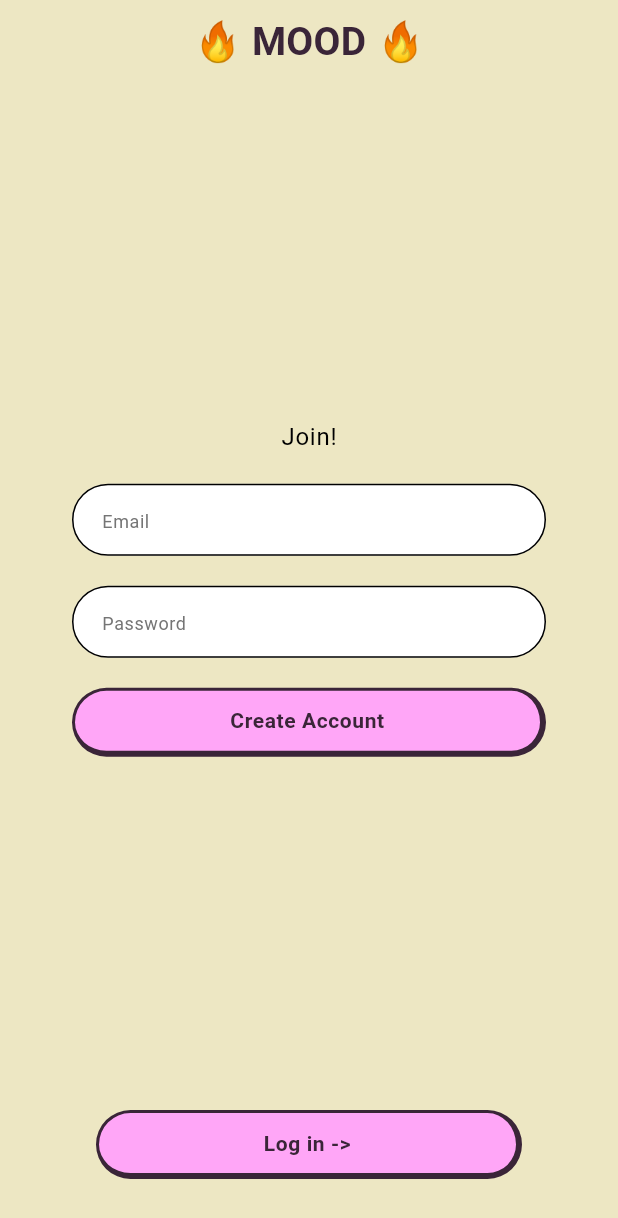
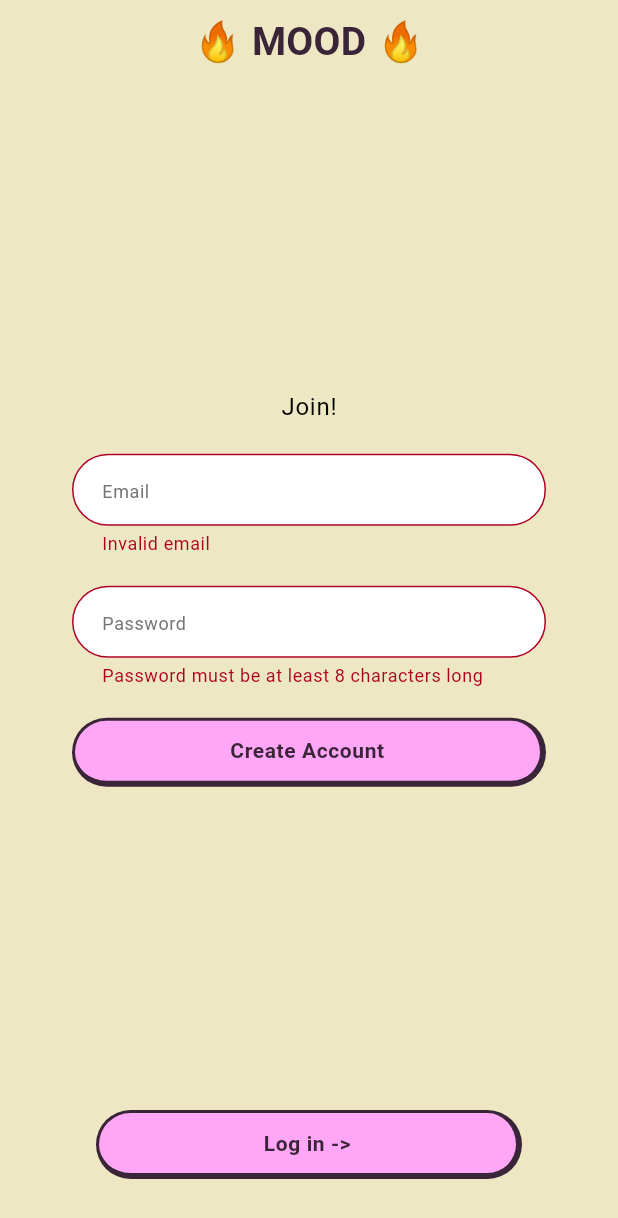
Before and after one commit to generation21/nomadcoder_flutter_final_project2, a Flutter app: the screen it shows after launch, after a tap on "Create Account", on a phone screen of 412 x 824 dp. Shown: the top 1218 px of the screen. Run offline on Flutter 3.47's test engine with Material 3 defaults, Android fonts, the phone set to English and light mode, and no system bars; our stand-ins replace firebase_core, flutter_riverpod; accounts and stored records are empty.

Commit message:
feat: add form validation to sign-up screen

```diff
--- a/lib/presentation/screens/sign_up/sign_up_screen.dart
+++ b/lib/presentation/screens/sign_up/sign_up_screen.dart
@@ -14,6 +14,25 @@ class SignUpScreen extends ConsumerStatefulWidget {
 }
 
 class _SignUpScreenState extends ConsumerState<SignUpScreen> {
+  final formKey = GlobalKey<FormState>();
+
+  String email = '';
+  String password = '';
+
+  String? isValidEmail(String value) {
+    if (!RegExp(r'^[\w-\.]+@([\w-]+\.)+[\w-]{2,4}$').hasMatch(value)) {
+      return 'Invalid email';
+    }
+    return null;
+  }
+
+  String? isValidPassword(String value) {
+    if (value.length < 8) {
+      return 'Password must be at least 8 characters long';
+    }
+    return null;
+  }
+
   @override
   Widget build(BuildContext context) {
     return Scaffold(
@@ -30,27 +49,47 @@ class _SignUpScreenState extends ConsumerState<SignUpScreen> {
       ),
       body: Container(
         padding: const EdgeInsets.symmetric(horizontal: AppDimensions.xxl),
+        child: Form(
+          key: formKey,
           child: Column(
             mainAxisAlignment: MainAxisAlignment.center,
             children: [
               Text("Join!", style: AppTextStyles.bodyText1),
               Gaps.v20,
-            TextField(
+              TextFormField(
                 decoration: InputDecoration(
                   hintText: "Email",
                   hintStyle: AppTextStyles.caption,
                 ),
+                validator: (value) => isValidEmail(value ?? ''),
+                onSaved: (value) {
+                  email = value ?? '';
+                },
               ),
               Gaps.v20,
-            TextField(
+              TextFormField(
                 decoration: InputDecoration(
                   hintText: "Password",
                   hintStyle: AppTextStyles.caption,
                 ),
+                validator: (value) => isValidPassword(value ?? ''),
+                onSaved: (value) {
+                  password = value ?? '';
+                },
               ),
               Gaps.v20,
-            Button(text: 'Create Account', onTap: () {}),
+              Button(
+                text: 'Create Account',
+                onTap: () {
+                  if (formKey.currentState!.validate()) {
+                    formKey.currentState!.save();
+                    print(email);
+                    print(password);
+                  }
+                },
+              ),
             ],
+          ),
         ),
       ),
       bottomNavigationBar: BottomAppBar(
```
Lines whose indentation alone changed are shown as unchanged.
